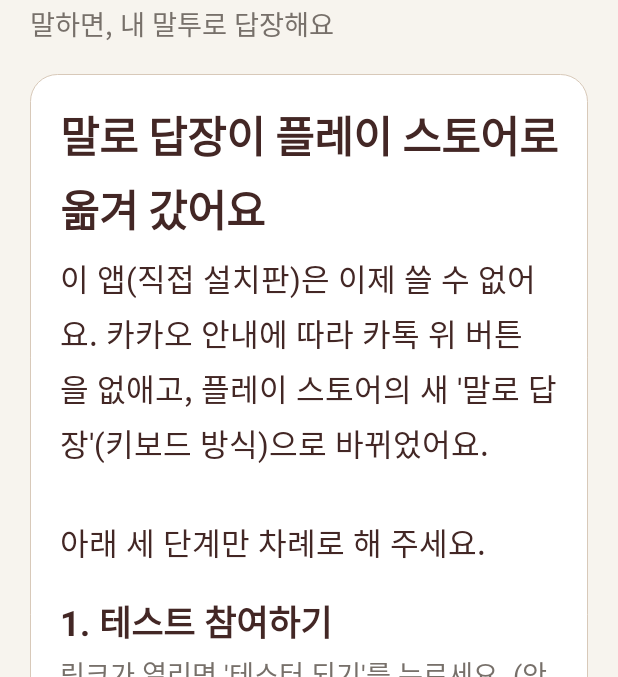
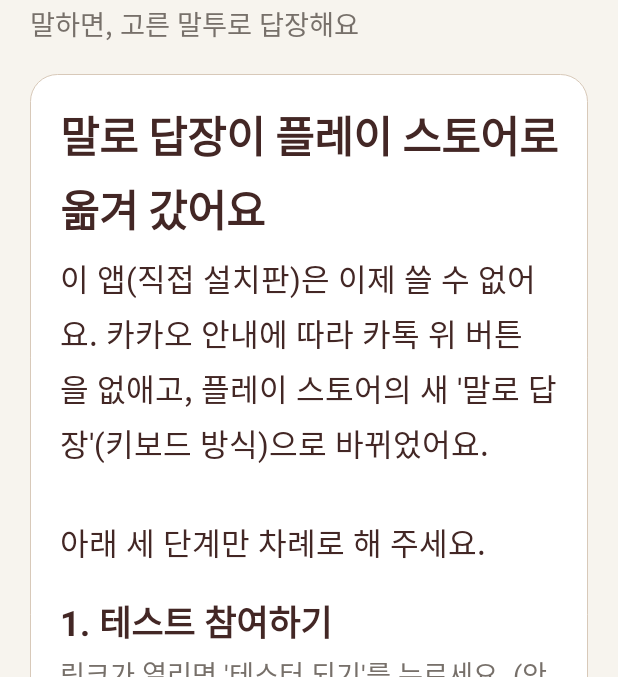
Before and after one commit to mernial/malro-dapjang, an Android app: the screen it shows after launch (MainActivity), after a tap on "설정", on a phone screen of 412 x 824 dp, the part 110-787 px from its top. Run offline under Robolectric (Android 15) with nearby library versions, the phone set to English and light mode, and no system bars; 2 statements that could not run were skipped.

Commit message:
말투 '그대로'(말한 그대로) 추가, '내 말투' 없앰 (#93)
* 말투 '그대로'(✍): 말한 그대로 받아 적기 (AI 안 부름)

Co-Authored-By: Claude Opus 5.5 <noreply@anthropic.com>
Claude-Session: https://claude.ai/code/session_01Ju5z9XrRRiVb3yM2Hm66Qy

* '내 말투' 없애고 '그대로'로 (동의 창·설정·대화 예시 보내기 지움)

Co-Authored-By: Claude Opus 5.5 <noreply@anthropic.com>
Claude-Session: https://claude.ai/code/session_01Ju5z9XrRRiVb3yM2Hm66Qy

* 첫 화면 부제: '고른 말투로'

Co-Authored-By: Claude Opus 5.5 <noreply@anthropic.com>
Claude-Session: https://claude.ai/code/session_01Ju5z9XrRRiVb3yM2Hm66Qy

---------

Co-authored-by: Claude <noreply@anthropic.com>

```diff
--- a/android/app/src/main/java/kr/yunho/talkhelper/App.kt
+++ b/android/app/src/main/java/kr/yunho/talkhelper/App.kt
@@ -97,7 +97,9 @@ object ClaudeProvider {
     /** 성공한 요청마다 이번 달 사용량에 더함 */
     private class Counting(private val inner: Assistant, private val app: Context) : Assistant {
         override fun rewrite(mode: Mode, spoken: String, screenText: String?, myName: String, myRole: String, myStyle: List<String>) =
-            inner.rewrite(mode, spoken, screenText, myName, myRole, myStyle).also { Prefs(app).addUsage(UsageStats.Kind.REWRITE, inner.lastUsage) }
+            // '그대로'는 AI 를 부르지 않고 말한 글을 그대로 (요금·서버 없음)
+            if (mode == Mode.VERBATIM) kr.yunho.talkhelper.core.Verbatim.clean(spoken)
+            else inner.rewrite(mode, spoken, screenText, myName, myRole, myStyle).also { Prefs(app).addUsage(UsageStats.Kind.REWRITE, inner.lastUsage) }
 
         override fun answer(question: String, chat: String, room: String?, manyRooms: Boolean) =
             inner.answer(question, chat, room, manyRooms).also { Prefs(app).addUsage(UsageStats.Kind.SEARCH, inner.lastUsage) }
--- a/android/app/src/main/java/kr/yunho/talkhelper/HelperActivity.kt
+++ b/android/app/src/main/java/kr/yunho/talkhelper/HelperActivity.kt
@@ -1062,7 +1062,7 @@ class HelperActivity : Activity() {
         val m = mode
         Bg.run({
             // '내 말투': 이 방을 내보내 저장해 뒀으면 그 방에서 내가 보낸 말, 아니면 화면의 내 말풍선을 예시로
-            val style = if (m == Mode.MINE) ChatStore.myStyle(this, chatForThisRoom().second).ifEmpty { kr.yunho.talkhelper.core.MyStyle.fromScreen(screenText) } else emptyList()
+            val style = emptyList<String>()   // '내 말투'는 없앰 (2026-11-17)
             claude.rewrite(m, spoken, screenText, prefs.myName, prefs.myRole, style)
                 .also { claude.lastUsage?.let { u -> prefs.lastUsage = u.describe() } }
         }) { r ->
@@ -1121,7 +1121,7 @@ class HelperActivity : Activity() {
         sendButton.isEnabled = false
         val spoken = lastSpoken
         Bg.run({
-            val style = if (m == Mode.MINE) ChatStore.myStyle(this, chatForThisRoom().second).ifEmpty { kr.yunho.talkhelper.core.MyStyle.fromScreen(screenText) } else emptyList()
+            val style = emptyList<String>()   // '내 말투'는 없앰 (2026-11-17)
             claude.rewrite(m, spoken, screenText, prefs.myName, prefs.myRole, style)
         }) { r ->
             if (isFinishing || job != toneJob) return@run
--- a/android/app/src/main/java/kr/yunho/talkhelper/Ui.kt
+++ b/android/app/src/main/java/kr/yunho/talkhelper/Ui.kt
@@ -49,7 +49,7 @@ object Ui {
         "🔊" to R.drawable.ic_volume, "☰" to R.drawable.ic_menu,
         // 말투
         "🙏" to R.drawable.ic_pray, "😊" to R.drawable.ic_smile, "💼" to R.drawable.ic_briefcase,
-        "🤗" to R.drawable.ic_heart, "🪞" to R.drawable.ic_user,
+        "🤗" to R.drawable.ic_heart, "🪞" to R.drawable.ic_user, "✍" to R.drawable.ic_pen,
     )
 
     fun iconize(ctx: Context, s: CharSequence, color: Int, sizePx: Int): CharSequence {
--- a/android/app/src/main/java/kr/yunho/talkhelper/core/Mode.kt
+++ b/android/app/src/main/java/kr/yunho/talkhelper/core/Mode.kt
@@ -9,5 +9,6 @@ enum class Mode(val label: String, val emoji: String) {
     FRIENDLY("친구처럼", "😊"),
     BUSINESS("업무 연락", "💼"),
     PARENT("자녀에게", "🤗"),
-    MINE("내 말투", "🪞");
+    /** 다듬지 않고 말한 그대로 받아 적기 (AI 를 부르지 않음, 신부님 2026-11-17) */
+    VERBATIM("그대로", "✍");
 }
--- /dev/null
+++ b/android/app/src/main/res/drawable/ic_pen.xml
@@ -0,0 +1,13 @@
+<?xml version="1.0" encoding="utf-8"?>
+<!-- 연필 (말한 그대로 받아 적기). 선 아이콘, 색은 코드에서 입힘 -->
+<vector xmlns:android="http://schemas.android.com/apk/res/android"
+    android:width="24dp" android:height="24dp"
+    android:viewportWidth="24" android:viewportHeight="24">
+    <path
+        android:fillColor="#00000000"
+        android:strokeColor="#FF000000"
+        android:strokeWidth="2"
+        android:strokeLineCap="round"
+        android:strokeLineJoin="round"
+        android:pathData="M12,20h9M16.5,3.5a2.1,2.1 0,0 1,3 3L7,19l-4,1 1,-4Z" />
+</vector>
```
Also changed, not shown: android/app/src/main/java/kr/yunho/talkhelper/KeyboardService.kt (+4 -26 lines), android/app/src/main/java/kr/yunho/talkhelper/MainActivity.kt (+3 -19 lines), android/app/src/main/java/kr/yunho/talkhelper/Prefs.kt (+6 -2 lines), android/app/src/main/java/kr/yunho/talkhelper/core/Prompts.kt (+2 -9 lines), android/app/src/main/java/kr/yunho/talkhelper/core/Verbatim.kt (added, +7 -0 lines), 4 other files.
